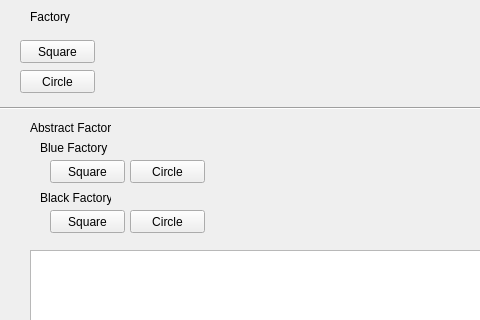
Old version of the form venv/Scripts/GUI.ui in the repository FedorSedov/Pattern_Education; both pictures show x 0 to 480 and y 0 to 320 of the 1043 by 815 pixel window.
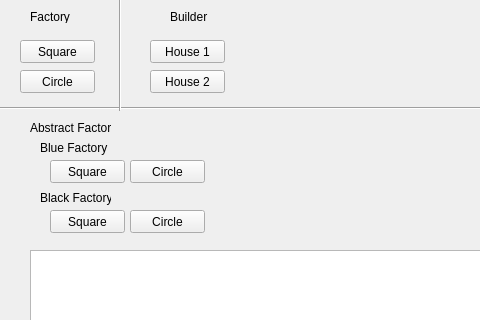
New version of the form.

Patch:
```diff
--- a/venv/Scripts/GUI.ui
+++ b/venv/Scripts/GUI.ui
@@ -167,6 +167,58 @@
      <string>Circle</string>
     </property>
    </widget>
+   <widget class="Line" name="line_2">
+    <property name="geometry">
+     <rect>
+      <x>110</x>
+      <y>-10</y>
+      <width>20</width>
+      <height>121</height>
+     </rect>
+    </property>
+    <property name="orientation">
+     <enum>Qt::Vertical</enum>
+    </property>
+   </widget>
+   <widget class="QLabel" name="label_Builder">
+    <property name="geometry">
+     <rect>
+      <x>170</x>
+      <y>10</y>
+      <width>47</width>
+      <height>13</height>
+     </rect>
+    </property>
+    <property name="text">
+     <string>Builder</string>
+    </property>
+   </widget>
+   <widget class="QPushButton" name="pushButton_House1">
+    <property name="geometry">
+     <rect>
+      <x>150</x>
+      <y>40</y>
+      <width>75</width>
+      <height>23</height>
+     </rect>
+    </property>
+    <property name="text">
+     <string>House 1</string>
+    </property>
+   </widget>
+   <widget class="QPushButton" name="pushButton_House2">
+    <property name="geometry">
+     <rect>
+      <x>150</x>
+      <y>70</y>
+      <width>75</width>
+      <height>23</height>
+     </rect>
+    </property>
+    <property name="text">
+     <string>House 2</string>
+    </property>
+   </widget>
   </widget>
   <widget class="QMenuBar" name="menubar">
    <property name="geometry">
```
